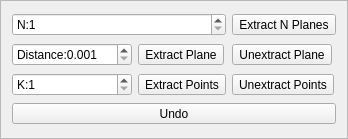
Old version of the form Dev/ExpIA/extractbackground.ui in the repository samhu1989/DevBundle.
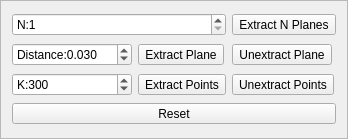
New version of the form.

Patch:
```diff
--- a/Dev/ExpIA/extractbackground.ui
+++ b/Dev/ExpIA/extractbackground.ui
@@ -32,10 +32,13 @@
       <string>K:</string>
      </property>
      <property name="minimum">
-      <number>1</number>
+      <number>10</number>
      </property>
      <property name="maximum">
-      <number>100</number>
+      <number>5000</number>
+     </property>
+     <property name="value">
+      <number>300</number>
      </property>
     </widget>
    </item>
@@ -77,6 +80,9 @@
      <property name="singleStep">
       <double>0.010000000000000</double>
      </property>
+     <property name="value">
+      <double>0.030000000000000</double>
+     </property>
     </widget>
    </item>
    <item row="4" column="1">
@@ -115,7 +121,7 @@
       </sizepolicy>
      </property>
      <property name="text">
-      <string>Undo</string>
+      <string>Reset</string>
      </property>
     </widget>
    </item>
```
Left out of the diff: 2 changed lines with no effect on the pictures.
